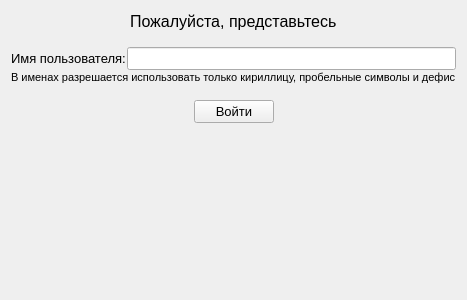
Before: the Qt Designer form training/loginform.ui in TheMrButcher/offline-mentor, drawn with Qt 5.
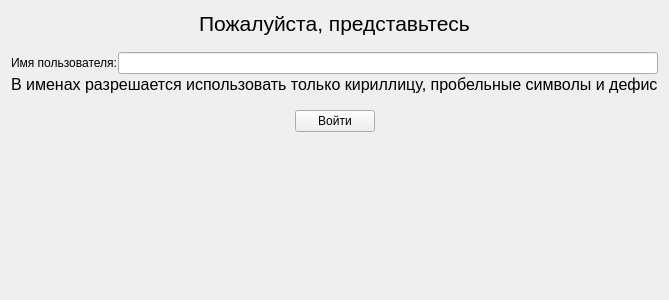
After: the same form once the commit is applied.

```diff
--- a/training/loginform.ui
+++ b/training/loginform.ui
@@ -6,7 +6,7 @@
    <rect>
     <x>0</x>
     <y>0</y>
-    <width>400</width>
+    <width>462</width>
     <height>300</height>
    </rect>
   </property>
@@ -36,7 +36,7 @@
       <widget class="QLabel" name="label_2">
        <property name="font">
         <font>
-         <pointsize>12</pointsize>
+         <pointsize>16</pointsize>
         </font>
        </property>
        <property name="text">
@@ -68,24 +68,13 @@
       <layout class="QHBoxLayout" name="horizontalLayout">
        <item>
         <widget class="QLabel" name="label">
-         <property name="font">
-          <font>
-           <pointsize>10</pointsize>
-          </font>
-         </property>
          <property name="text">
           <string>Имя пользователя:</string>
          </property>
         </widget>
        </item>
        <item>
-        <widget class="QLineEdit" name="nameEdit">
-         <property name="font">
-          <font>
-           <pointsize>10</pointsize>
-          </font>
-         </property>
-        </widget>
+        <widget class="QLineEdit" name="nameEdit"/>
        </item>
       </layout>
      </item>
@@ -93,7 +82,7 @@
       <widget class="QLabel" name="label_3">
        <property name="font">
         <font>
-         <pointsize>8</pointsize>
+         <pointsize>12</pointsize>
         </font>
        </property>
        <property name="text">
@@ -123,11 +112,6 @@
        <property name="enabled">
         <bool>true</bool>
        </property>
-       <property name="font">
-        <font>
-         <pointsize>10</pointsize>
-        </font>
-       </property>
        <property name="text">
         <string>Войти</string>
        </property>
```
